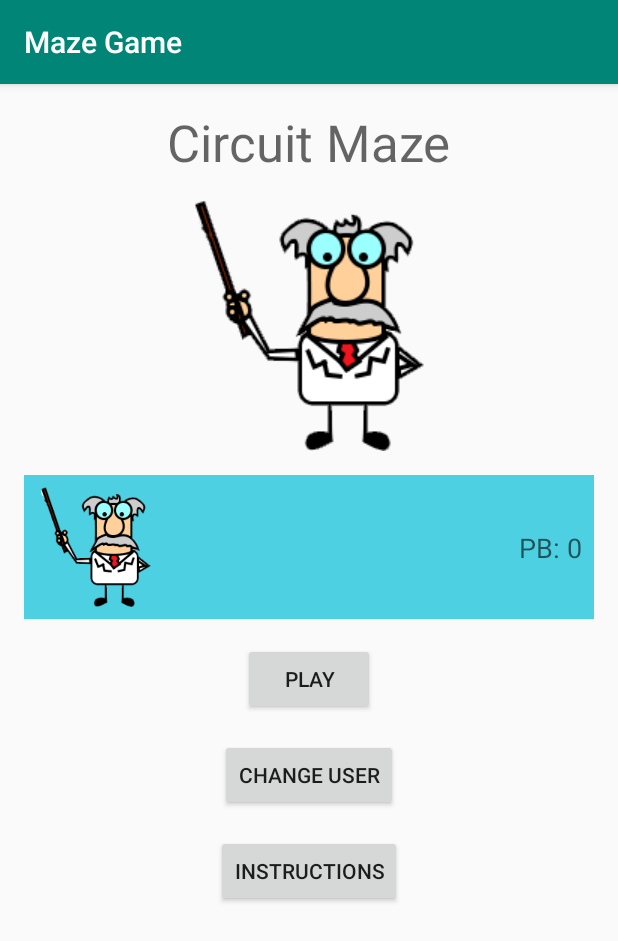
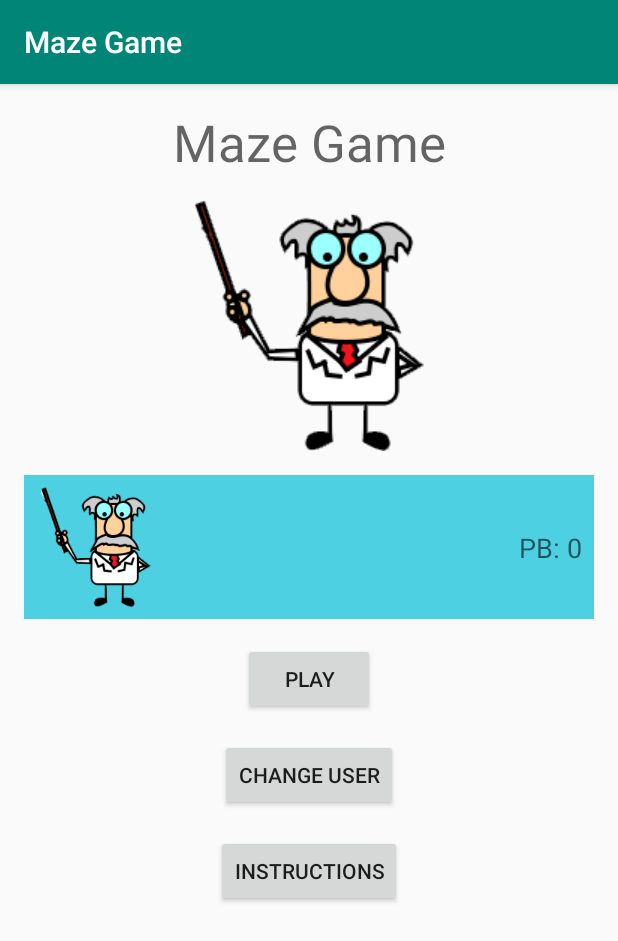
Before and after one commit to kylejwatson/MobileGame, an Android app: the screen it shows after launch (MainActivity), after a tap on "ADD USER", on a phone screen of 412 x 824 dp. Shown: the top 941 px of the screen. Run offline under Robolectric (Android 15) with nearby library versions, the phone set to English and light mode, and no system bars.

Commit message:
hardcoded text, fixed some warnings

```diff
--- a/app/src/main/java/com/example/circuitgame/ChangeUserActivity.java
+++ b/app/src/main/java/com/example/circuitgame/ChangeUserActivity.java
@@ -6,13 +6,8 @@ import androidx.recyclerview.widget.RecyclerView;
 
 import android.content.Intent;
 import android.os.Bundle;
-import android.os.Debug;
-import android.util.Log;
 import android.view.View;
 import android.widget.Button;
-
-import java.util.ArrayList;
-import java.util.List;
 
 public class ChangeUserActivity extends AppCompatActivity {
     private ScoreRecyclerViewAdapter adapter;
--- a/app/src/main/java/com/example/circuitgame/LeaderboardFragment.java
+++ b/app/src/main/java/com/example/circuitgame/LeaderboardFragment.java
@@ -39,9 +39,12 @@ public class LeaderboardFragment extends Fragment {
         super.onViewCreated(view, savedInstanceState);
         Context context = view.getContext();
         TextView winLabel = view.findViewById(R.id.winLabel);
+        Bundle args = getArguments();
+        if (args == null) return;
         winLabel.setText(getArguments().getString(TEXT_ARG));
         TextView pointLabel = view.findViewById(R.id.pointLabel);
-        pointLabel.setText("You scored: " + getArguments().getInt(POINTS_ARG));
+        pointLabel.setText(getString(R.string.end_score_label, args.getInt(POINTS_ARG)));
+
         RecyclerView recyclerView = view.findViewById(R.id.scoreList);
         recyclerView.setLayoutManager(new LinearLayoutManager(context));
         recyclerView.setAdapter(new ScoreRecyclerViewAdapter(UserFile.getInstance(context).getUserList(), null));
--- a/app/src/main/java/com/example/circuitgame/ScoreRecyclerViewAdapter.java
+++ b/app/src/main/java/com/example/circuitgame/ScoreRecyclerViewAdapter.java
@@ -3,11 +3,11 @@ package com.example.circuitgame;
 import androidx.recyclerview.widget.RecyclerView;
 
 import android.app.Activity;
+import android.content.Context;
 import android.graphics.Bitmap;
 import android.graphics.Matrix;
 import android.net.Uri;
 import android.provider.MediaStore;
-import android.util.Log;
 import android.view.LayoutInflater;
 import android.view.View;
 import android.view.ViewGroup;
@@ -15,12 +15,8 @@ import android.widget.ImageView;
 import android.widget.TextView;
 
 import java.io.IOException;
-import java.util.Date;
 import java.util.List;
 
-/**
- * {@link RecyclerView.Adapter} that can display a {@link User} and makes a call to the.
- */
 public class ScoreRecyclerViewAdapter extends RecyclerView.Adapter<ScoreRecyclerViewAdapter.ViewHolder> {
 
     private final List<User> users;
@@ -41,19 +37,20 @@ public class ScoreRecyclerViewAdapter extends RecyclerView.Adapter<ScoreRecycler
     @Override
     public void onBindViewHolder(final ViewHolder holder, int position) {
         final User user = users.get(position);
+        final Context context = holder.view.getContext();
         holder.username.setText(user.getUsername());
-        holder.score.setText("PB: " + user.getScore());
-        int currentID = UserFile.getInstance(holder.view.getContext()).getCurrentUser().getID();
+        holder.score.setText(context.getString(R.string.score, user.getScore()));
+        int currentID = UserFile.getInstance(context).getCurrentUser().getID();
         Runnable imageRunnable = new Runnable() {
             @Override
             public void run() {
                 if (!user.getUri().equals(Uri.EMPTY)) {
                     try {
-                        final Bitmap bitmap = MediaStore.Images.Media.getBitmap(holder.view.getContext().getContentResolver(), user.getUri());
+                        final Bitmap bitmap = MediaStore.Images.Media.getBitmap(context.getContentResolver(), user.getUri());
                         Matrix matrix = new Matrix();
                         matrix.postRotate(90);
                         final Bitmap rotatedImg = Bitmap.createBitmap(bitmap, 0, 0, bitmap.getWidth(), bitmap.getHeight(), matrix, true);
-                        ((Activity)holder.view.getContext()).runOnUiThread(new Runnable() {
+                        ((Activity) context).runOnUiThread(new Runnable() {
                             @Override
                             public void run() {
                                 holder.profile.setImageBitmap(rotatedImg);
@@ -62,8 +59,8 @@ public class ScoreRecyclerViewAdapter extends RecyclerView.Adapter<ScoreRecycler
                     } catch (IOException e) {
                         e.printStackTrace();
                     }
-                }else{
-                    ((Activity)holder.view.getContext()).runOnUiThread(new Runnable() {
+                } else {
+                    ((Activity) context).runOnUiThread(new Runnable() {
                         @Override
                         public void run() {
                             holder.profile.setImageResource(R.drawable.prof);
--- a/app/src/main/java/com/example/circuitgame/TitleFragment.java
+++ b/app/src/main/java/com/example/circuitgame/TitleFragment.java
@@ -1,5 +1,4 @@
 package com.example.circuitgame;
-
 
 import android.content.Context;
 import android.content.Intent;
@@ -17,17 +16,10 @@ import android.view.LayoutInflater;
 import android.view.View;
 import android.view.ViewGroup;
 import android.widget.Button;
-import android.widget.FrameLayout;
-import android.widget.ImageView;
-import android.widget.TextView;
 
 import java.util.ArrayList;
 import java.util.List;
 
-
-/**
- * A simple {@link Fragment} subclass.
- */
 public class TitleFragment extends Fragment {
 
     private List<User> singleUser;
@@ -38,9 +30,7 @@ public class TitleFragment extends Fragment {
 
 
     @Override
-    public View onCreateView(LayoutInflater inflater, ViewGroup container,
-                             Bundle savedInstanceState) {
-        // Inflate the layout for this fragment
+    public View onCreateView(LayoutInflater inflater, ViewGroup container, Bundle savedInstanceState) {
 
         return inflater.inflate(R.layout.fragment_title, container, false);
     }
--- a/app/src/main/java/com/example/circuitgame/User.java
+++ b/app/src/main/java/com/example/circuitgame/User.java
@@ -1,6 +1,5 @@
 package com.example.circuitgame;
 
-import android.graphics.Bitmap;
 import android.net.Uri;
 
 class User{
--- a/app/src/main/java/com/example/circuitgame/UserFile.java
+++ b/app/src/main/java/com/example/circuitgame/UserFile.java
@@ -20,19 +20,8 @@ class UserFile {
     private List<User> users;
     private static UserFile instance;
     private User currentUser;
-    private boolean wipe = false;
 
     private UserFile(Context context) {
-        if (wipe) {
-            File fp = new File(context.getFilesDir(), FILE_NAME);
-            try {
-                FileWriter out = new FileWriter(fp);
-                out.write("");
-                out.close();
-            } catch (IOException e) {
-                e.printStackTrace();
-            }
-        }
         users = new ArrayList<>();
         readFromFile(context);
         currentUser = getUser(context, users.size() == 0 ? 0 : users.size() - 1);
@@ -45,7 +34,8 @@ class UserFile {
 
     public class FileRunnable implements Runnable {
         private Context context;
-        public FileRunnable(Context context){
+
+        public FileRunnable(Context context) {
             this.context = context;
         }
 
@@ -83,9 +73,9 @@ class UserFile {
                 users.add(new User(line.split("" + COMMA)));
 
         } catch (FileNotFoundException e) {
-            Log.d("ID", e.getMessage());
+            Log.d("ID", e.getMessage() + "");
         } catch (IOException e) {
-            Log.d("ID", e.getMessage());
+            Log.d("ID", e.getMessage() + "");
         }
     }
 
@@ -110,7 +100,7 @@ class UserFile {
         currentUser = user;
     }
 
-    void selectCurrentUser(int i){
+    void selectCurrentUser(int i) {
         currentUser = users.get(i);
     }
 
@@ -129,4 +119,15 @@ class UserFile {
             }
         }
     }
+
+    private void wipeFile(Context context){
+        File fp = new File(context.getFilesDir(), FILE_NAME);
+        try {
+            FileWriter out = new FileWriter(fp);
+            out.write("");
+            out.close();
+        } catch (IOException e) {
+            e.printStackTrace();
+        }
+    }
 }
--- a/app/src/main/res/layout/activity_change_user.xml
+++ b/app/src/main/res/layout/activity_change_user.xml
@@ -11,7 +11,7 @@
         android:layout_width="wrap_content"
         android:layout_height="wrap_content"
         android:layout_marginTop="16dp"
-        android:text="Change User"
+        android:text="@string/change_user"
         android:textAppearance="@style/TextAppearance.AppCompat.Display1"
         app:layout_constraintEnd_toEndOf="parent"
         app:layout_constraintStart_toStartOf="parent"
@@ -48,7 +48,7 @@
         android:layout_width="wrap_content"
         android:layout_height="wrap_content"
         android:layout_marginBottom="16dp"
-        android:text="Edit User"
+        android:text="@string/edit_user"
         app:layout_constraintBottom_toTopOf="@+id/addButton"
         app:layout_constraintEnd_toEndOf="parent"
         app:layout_constraintStart_toStartOf="parent" />
--- a/app/src/main/res/layout/cell_score.xml
+++ b/app/src/main/res/layout/cell_score.xml
@@ -1,6 +1,7 @@
 <?xml version="1.0" encoding="utf-8"?>
 <androidx.constraintlayout.widget.ConstraintLayout xmlns:android="http://schemas.android.com/apk/res/android"
     xmlns:app="http://schemas.android.com/apk/res-auto"
+    xmlns:tools="http://schemas.android.com/tools"
     android:id="@+id/constraintLayout"
     android:layout_width="match_parent"
     android:layout_height="wrap_content"
@@ -27,7 +28,7 @@
         android:layout_marginLeft="8dp"
         android:layout_marginTop="8dp"
         android:layout_marginBottom="8dp"
-        android:text="TextView"
+        android:text="@string/example_name"
         android:textAppearance="@style/TextAppearance.AppCompat.Large"
         app:layout_constraintBottom_toBottomOf="parent"
         app:layout_constraintEnd_toStartOf="@+id/score"
@@ -42,7 +43,7 @@
         android:layout_marginEnd="8dp"
         android:layout_marginRight="8dp"
         android:layout_marginBottom="8dp"
-        android:text="180"
+        tools:text="PB: 180"
         android:textAppearance="@style/TextAppearance.AppCompat.Medium"
         app:layout_constraintBottom_toBottomOf="parent"
         app:layout_constraintEnd_toEndOf="parent"
--- a/app/src/main/res/layout/fragment_title.xml
+++ b/app/src/main/res/layout/fragment_title.xml
@@ -16,7 +16,7 @@
         android:layout_marginTop="16dp"
         android:layout_marginEnd="16dp"
         android:layout_marginRight="16dp"
-        android:text="Circuit Maze"
+        android:text="@string/app_name"
         android:textAppearance="@style/TextAppearance.AppCompat.Display1"
         app:layout_constraintEnd_toEndOf="parent"
         app:layout_constraintStart_toStartOf="parent"
@@ -59,7 +59,7 @@
         android:layout_marginTop="16dp"
         android:layout_marginEnd="16dp"
         android:layout_marginRight="16dp"
-        android:text="Play"
+        android:text="@string/play"
         app:layout_constraintEnd_toEndOf="parent"
         app:layout_constraintStart_toStartOf="parent"
         app:layout_constraintTop_toBottomOf="@+id/singleUserList" />
@@ -73,7 +73,7 @@
         android:layout_marginTop="16dp"
         android:layout_marginEnd="16dp"
         android:layout_marginRight="16dp"
-        android:text="Change User"
+        android:text="@string/change_user"
         app:layout_constraintEnd_toEndOf="parent"
         app:layout_constraintStart_toStartOf="parent"
         app:layout_constraintTop_toBottomOf="@+id/playButton" />
@@ -83,7 +83,7 @@
         android:layout_width="wrap_content"
         android:layout_height="wrap_content"
         android:layout_marginTop="16dp"
-        android:text="Instructions"
+        android:text="@string/instructions"
         app:layout_constraintEnd_toEndOf="parent"
         app:layout_constraintStart_toStartOf="parent"
         app:layout_constraintTop_toBottomOf="@+id/changeUser" />
```
Also changed, not shown: app/src/main/java/com/example/circuitgame/GameFragment.java (+4 -13 lines), app/src/main/java/com/example/circuitgame/GameView.java (+42 -18 lines), app/src/main/java/com/example/circuitgame/UserActivity.java (+2 -5 lines), app/src/main/res/layout/activity_help.xml (+6 -6 lines), app/src/main/res/layout/activity_user.xml (+5 -5 lines), app/src/main/res/layout/fragment_game.xml (+6 -6 lines), app/src/main/res/layout/fragment_leaderboard.xml (+4 -4 lines), app/src/main/res/values/strings.xml (+26 -2 lines).
